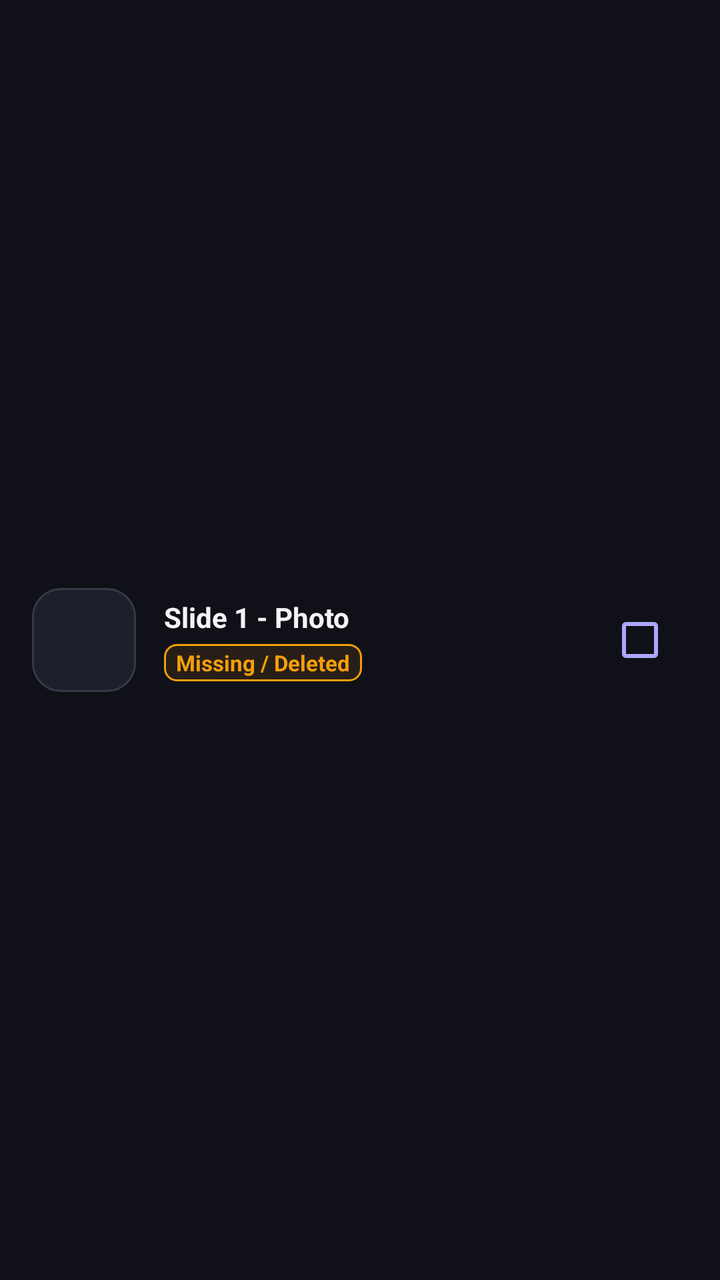
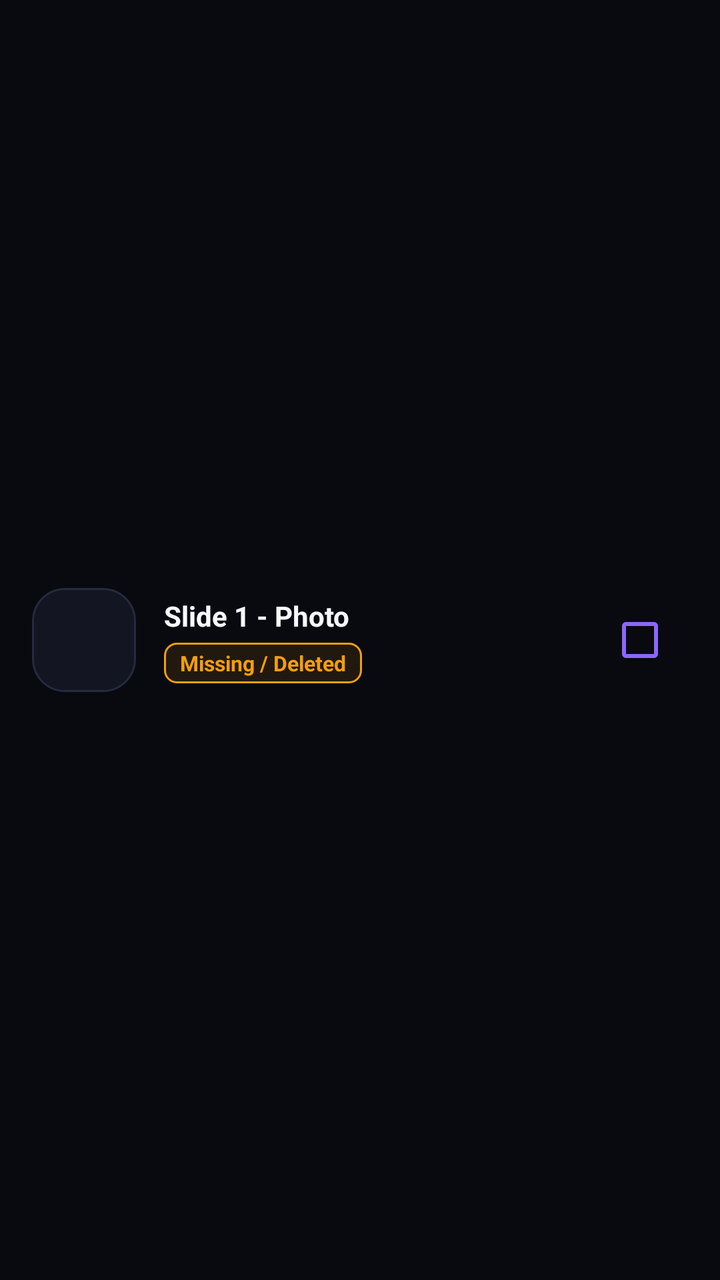

An Android layout rendered at two revisions. The XML below is the earlier revision; the diff shows what the commit changed to produce the second picture.
<!-- AndroidManifest.xml: application theme Theme.InstaSave -->
<!-- res/layout/item_redownload_selection.xml -->
<?xml version="1.0" encoding="utf-8"?>
<LinearLayout xmlns:android="http://schemas.android.com/apk/res/android"
    android:layout_width="match_parent"
    android:layout_height="wrap_content"
    android:orientation="horizontal"
    android:gravity="center_vertical"
    android:paddingVertical="10dp"
    android:paddingHorizontal="16dp"
    android:background="?android:attr/selectableItemBackground">

    <FrameLayout
        android:layout_width="52dp"
        android:layout_height="52dp"
        android:background="@drawable/card_background">

        <ImageView
            android:id="@+id/ivItemThumb"
            android:layout_width="match_parent"
            android:layout_height="match_parent"
            android:scaleType="centerCrop"
            android:contentDescription="Item preview" />
    </FrameLayout>

    <LinearLayout
        android:layout_width="0dp"
        android:layout_height="wrap_content"
        android:layout_weight="1"
        android:orientation="vertical"
        android:layout_marginStart="14dp">

        <TextView
            android:id="@+id/tvItemTitle"
            android:layout_width="wrap_content"
            android:layout_height="wrap_content"
            android:text="Slide 1 - Photo"
            android:textColor="@color/text_primary"
            android:textSize="14sp"
            android:textStyle="bold" />

        <TextView
            android:id="@+id/tvItemStatusBadge"
            android:layout_width="wrap_content"
            android:layout_height="wrap_content"
            android:layout_marginTop="4dp"
            android:paddingHorizontal="6dp"
            android:paddingVertical="2dp"
            android:background="@drawable/badge_status_missing"
            android:text="Missing / Deleted"
            android:textColor="@color/status_amber"
            android:textSize="11sp"
            android:textStyle="bold" />
    </LinearLayout>

    <CheckBox
        android:id="@+id/cbItemSelected"
        android:layout_width="wrap_content"
        android:layout_height="wrap_content"
        android:buttonTint="@color/insta_pink" />

</LinearLayout>
<!-- resources referenced by this layout -->
<resources>
  <color name="insta_pink">#AAA6FF</color>
  <color name="status_amber">#F59E0B</color>
  <color name="text_primary">#F3F4F6</color>
  <!-- drawable badge_status_missing (drawable) -->
  <?xml version="1.0" encoding="utf-8"?>
  <shape xmlns:android="http://schemas.android.com/apk/res/android"
      android:shape="rectangle">
      <solid android:color="@color/status_amber_bg" />
      <corners android:radius="6dp" />
      <stroke
          android:width="1dp"
          android:color="@color/status_amber" />
  </shape>
  <!-- drawable card_background (drawable) -->
  <?xml version="1.0" encoding="utf-8"?>
  <shape xmlns:android="http://schemas.android.com/apk/res/android"
      android:shape="rectangle">
      <solid android:color="@color/card_bg" />
      <corners android:radius="14dp" />
      <stroke
          android:width="1dp"
          android:color="@color/card_stroke" />
  </shape>
  <style name="Theme.InstaSave" parent="Theme.Material3.Dark.NoActionBar">
          
          <item name="colorPrimary">@color/insta_pink</item>
          <item name="android:statusBarColor">@color/bg_dark</item>
          <item name="colorOnPrimary">@color/bg_dark</item>
          <item name="colorAccent">@color/insta_coral</item>
  
          
          <item name="colorSecondaryContainer">#37344E</item>
          <item name="colorOnSecondaryContainer">@color/insta_pink</item>
  
          
          <item name="android:colorBackground">@color/bg_dark</item>
          <item name="colorSurface">@color/bg_dark</item>
          <item name="colorSurfaceContainer">@color/card_bg</item>
          <item name="colorOnSurface">@color/text_primary</item>
          <item name="colorOnSurfaceVariant">@color/text_secondary</item>
          <item name="colorOutline">@color/card_stroke</item>
  
          
          <item name="bottomNavigationStyle">@style/Widget.InstaSave.BottomNav</item>
      </style>
  <color name="status_amber_bg">#1AF59E0B</color>
  <color name="card_bg">#1D1F2A</color>
  <color name="card_stroke">#373948</color>
  <color name="bg_dark">#101118</color>
  <color name="insta_coral">#938DFF</color>
  <color name="text_secondary">#B3BDCE</color>
  <style name="Widget.InstaSave.BottomNav" parent="Widget.Material3.BottomNavigationView">
          <item name="itemActiveIndicatorStyle">@style/Widget.InstaSave.BottomNav.Indicator</item>
      </style>
  <style name="Widget.InstaSave.BottomNav.Indicator" parent="Widget.Material3.BottomNavigationView.ActiveIndicator">
          <item name="android:color">#37344E</item>
          <item name="android:width">56dp</item>
          <item name="android:height">32dp</item>
      </style>
</resources>

<!-- the commit's change to res/layout/item_redownload_selection.xml (unified diff, before → after) -->
@@ -11,7 +11,8 @@
     <FrameLayout
         android:layout_width="52dp"
         android:layout_height="52dp"
-        android:background="@drawable/card_background">
+        android:background="@drawable/card_background"
+        android:clipToOutline="true">
 
         <ImageView
             android:id="@+id/ivItemThumb"
@@ -42,12 +43,12 @@
             android:layout_width="wrap_content"
             android:layout_height="wrap_content"
             android:layout_marginTop="4dp"
-            android:paddingHorizontal="6dp"
-            android:paddingVertical="2dp"
+            android:paddingHorizontal="8dp"
+            android:paddingVertical="3dp"
             android:background="@drawable/badge_status_missing"
             android:text="Missing / Deleted"
             android:textColor="@color/status_amber"
-            android:textSize="11sp"
+            android:textSize="10.5sp"
             android:textStyle="bold" />
     </LinearLayout>
 
<!-- resource entries referenced after the edit -->
@@ -1,8 +1,8 @@
 <!-- resources referenced by this layout -->
 <resources>
-  <color name="insta_pink">#AAA6FF</color>
+  <color name="insta_pink">#8A67FF</color>
   <color name="status_amber">#F59E0B</color>
-  <color name="text_primary">#F3F4F6</color>
+  <color name="text_primary">#F8F9FD</color>
   <!-- drawable badge_status_missing (drawable) -->
   <?xml version="1.0" encoding="utf-8"?>
   <shape xmlns:android="http://schemas.android.com/apk/res/android"
@@ -18,7 +18,7 @@
   <shape xmlns:android="http://schemas.android.com/apk/res/android"
       android:shape="rectangle">
       <solid android:color="@color/card_bg" />
-      <corners android:radius="14dp" />
+      <corners android:radius="16dp" />
       <stroke
           android:width="1dp"
           android:color="@color/card_stroke" />
@@ -27,17 +27,21 @@
           
           <item name="colorPrimary">@color/insta_pink</item>
           <item name="android:statusBarColor">@color/bg_dark</item>
-          <item name="colorOnPrimary">@color/bg_dark</item>
+          <item name="android:navigationBarColor">@color/bg_dark</item>
+          <item name="android:windowLightStatusBar">false</item>
+          <item name="android:windowLightNavigationBar">false</item>
+          <item name="colorOnPrimary">@color/white</item>
           <item name="colorAccent">@color/insta_coral</item>
   
           
-          <item name="colorSecondaryContainer">#37344E</item>
+          <item name="colorSecondaryContainer">#25213D</item>
           <item name="colorOnSecondaryContainer">@color/insta_pink</item>
   
           
           <item name="android:colorBackground">@color/bg_dark</item>
           <item name="colorSurface">@color/bg_dark</item>
           <item name="colorSurfaceContainer">@color/card_bg</item>
+          <item name="colorSurfaceContainerHigh">@color/surface_elevated</item>
           <item name="colorOnSurface">@color/text_primary</item>
           <item name="colorOnSurfaceVariant">@color/text_secondary</item>
           <item name="colorOutline">@color/card_stroke</item>
@@ -46,18 +50,25 @@
           <item name="bottomNavigationStyle">@style/Widget.InstaSave.BottomNav</item>
       </style>
   <color name="status_amber_bg">#1AF59E0B</color>
-  <color name="card_bg">#1D1F2A</color>
-  <color name="card_stroke">#373948</color>
-  <color name="bg_dark">#101118</color>
-  <color name="insta_coral">#938DFF</color>
-  <color name="text_secondary">#B3BDCE</color>
+  <color name="card_bg">#131622</color>
+  <color name="card_stroke">#252B3E</color>
+  <color name="bg_dark">#090A10</color>
+  <color name="white">#FFFFFFFF</color>
+  <color name="insta_coral">#FF3377</color>
+  <color name="surface_elevated">#1E2335</color>
+  <color name="text_secondary">#A2AABF</color>
   <style name="Widget.InstaSave.BottomNav" parent="Widget.Material3.BottomNavigationView">
           <item name="itemActiveIndicatorStyle">@style/Widget.InstaSave.BottomNav.Indicator</item>
+          <item name="itemRippleColor">#208A67FF</item>
       </style>
   <style name="Widget.InstaSave.BottomNav.Indicator" parent="Widget.Material3.BottomNavigationView.ActiveIndicator">
-          <item name="android:color">#37344E</item>
-          <item name="android:width">56dp</item>
+          <item name="android:color">#25213D</item>
+          <item name="android:width">60dp</item>
           <item name="android:height">32dp</item>
+          <item name="shapeAppearance">@style/ShapeAppearance.InstaSave.NavIndicator</item>
+      </style>
+  <style name="ShapeAppearance.InstaSave.NavIndicator" parent="ShapeAppearance.Material3.Corner.Full">
+          <item name="cornerSize">16dp</item>
       </style>
 </resources>
 
